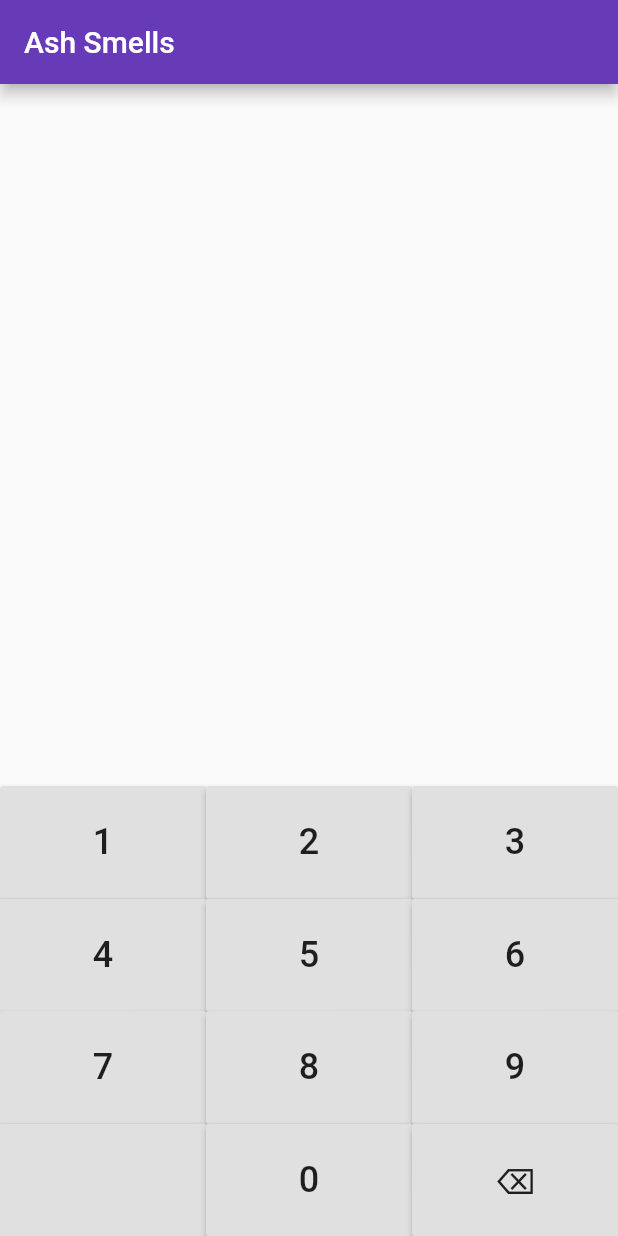
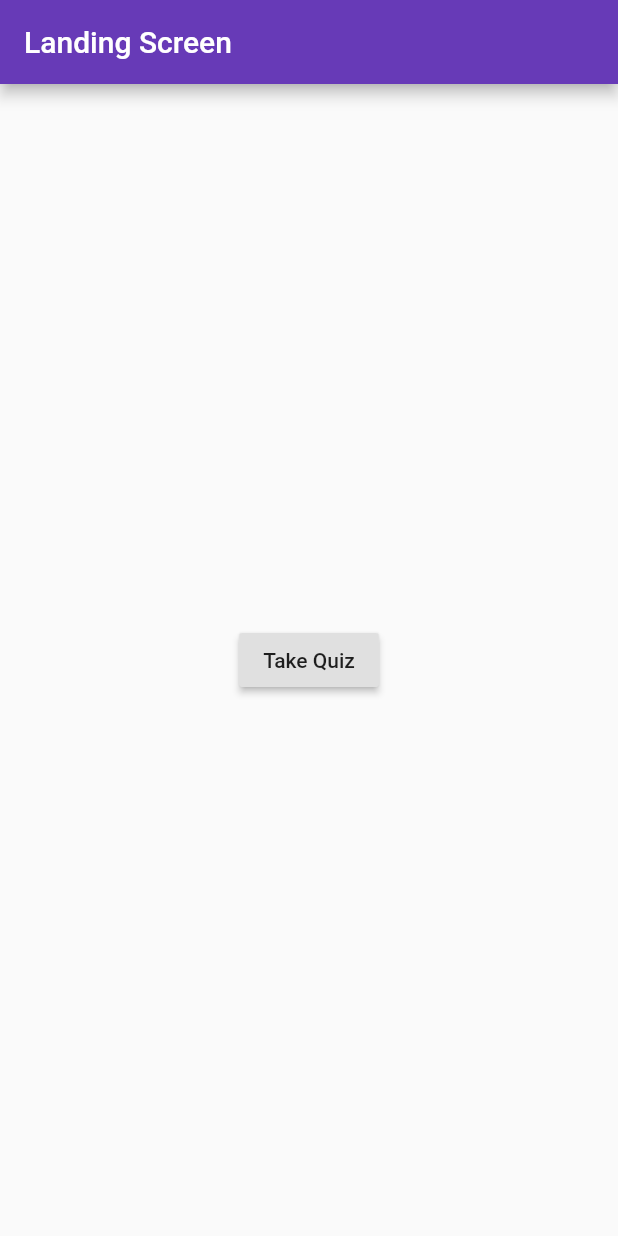
Before and after one commit to dbland87/math_summit, a Flutter app: the screen it shows after launch, on a phone screen of 412 x 824 dp. Run offline on Flutter 3.47's test engine with Material 2 defaults, Android fonts, the phone set to English and light mode, and no system bars.

Commit message:
Added navigation

```diff
--- a/lib/bloc/QuizBloc.dart
+++ b/lib/bloc/QuizBloc.dart
@@ -1,5 +1,6 @@
 import 'dart:async';
 
+import 'package:math_ninja/constants/OperatorEnum.dart';
 import 'package:math_ninja/data/Quiz.dart';
 import 'package:math_ninja/data/QuizRepository.dart';
 
@@ -17,7 +18,7 @@ class QuizBloc {
     _quizRepository.getQuiz().then((quiz) {
       _quizStreamController.sink.add(QuizState._quizData(
         Quiz(
-          operator: "plus",
+          operator: OperatorEnum.MULTIPLY,
           operand: 5
         )
       ));
--- /dev/null
+++ b/lib/constants/OperatorEnum.dart
@@ -0,0 +1,7 @@
+
+enum OperatorEnum {
+  MULTIPLY,
+  DIVIDE,
+  ADD,
+  SUBTRACT
+}
--- a/lib/data/Quiz.dart
+++ b/lib/data/Quiz.dart
@@ -1,8 +1,9 @@
 import 'package:flutter/material.dart';
+import 'package:math_ninja/constants/OperatorEnum.dart';
 
 class Quiz {
   Quiz({@required this.operand, @required this.operator});
 
   final int operand;
-  final String operator;
+  final OperatorEnum operator;
 }
--- a/lib/data/QuizRepository.dart
+++ b/lib/data/QuizRepository.dart
@@ -1,8 +1,10 @@
+import 'package:math_ninja/constants/OperatorEnum.dart';
+
 import 'Quiz.dart';
 
 class QuizRepository {
   Future<Quiz> getQuiz() async {
-    await Future.delayed(Duration(seconds: 2));
-    return Quiz(operand: 5, operator: "multiply");
+    await Future.delayed(Duration(seconds: 1));
+    return Quiz(operand: 5, operator: OperatorEnum.MULTIPLY);
   }
 }
--- a/lib/main.dart
+++ b/lib/main.dart
@@ -1,9 +1,15 @@
 import 'package:flutter/material.dart';
-import 'package:math_ninja/ui/keypad/KeypadWidget.dart';
+import 'package:math_ninja/data/QuizRepository.dart';
+import 'package:math_ninja/ui/screens/QuizScreen.dart';
+
+import 'ui/screens/LandingScreen.dart';
 
 void main() => runApp(MyApp());
 
 class MyApp extends StatelessWidget {
+
+  final QuizRepository _quizRepository = QuizRepository();
+
   @override
   Widget build(BuildContext context) {
     return MaterialApp(
@@ -11,40 +17,11 @@ class MyApp extends StatelessWidget {
       theme: ThemeData(
         primarySwatch: Colors.deepPurple,
       ),
-      home: MyHomePage(title: 'Ash Smells'),
+      initialRoute: '/',
+      routes: {
+        '/': (context) => LandingScreen(),
+        '/quiz': (context) => QuizScreen(_quizRepository),
+      },
     );
   }
 }
-
-class MyHomePage extends StatefulWidget {
-  MyHomePage({Key key, this.title}) : super(key: key);
-
-  final String title;
-
-  @override
-  _MyHomePageState createState() => _MyHomePageState();
-}
-
-class _MyHomePageState extends State<MyHomePage> {
-  int _counter = 0;
-
-  void _incrementCounter() {
-    setState(() {
-      _counter++;
-    });
-  }
-
-  @override
-  Widget build(BuildContext context) {
-    return Scaffold(
-      appBar: AppBar(
-        title: Text(widget.title),
-      ),
-      body: Column(
-        mainAxisSize: MainAxisSize.max,
-        mainAxisAlignment: MainAxisAlignment.end,
-        children: <Widget>[KeypadWidget()],
-      ),
-    );
-  }
-}
--- /dev/null
+++ b/lib/ui/screens/LandingScreen.dart
@@ -0,0 +1,28 @@
+import 'package:flutter/material.dart';
+
+class LandingScreen extends StatelessWidget {
+  @override
+  Widget build(BuildContext context) {
+    return Scaffold(
+      appBar: AppBar(
+        title: Text("Landing Screen"),
+      ),
+      body: Column(
+        mainAxisSize: MainAxisSize.max,
+        mainAxisAlignment: MainAxisAlignment.center,
+        children: <Widget>[
+          Container(
+            child: Center(
+              child: RaisedButton(
+                onPressed: () {
+                  Navigator.pushNamed(context, '/quiz');
+                },
+                child: Text("Take Quiz"),
+              ),
+            ),
+          ),
+        ],
+      ),
+    );
+  }
+}
--- a/lib/ui/screens/QuizScreen.dart
+++ b/lib/ui/screens/QuizScreen.dart
@@ -19,6 +19,7 @@ class _QuizScreenState extends State<QuizScreen> {
   @override
   void initState() {
     _quizBloc = QuizBloc(widget._repository);
+    _quizBloc.loadQuizData();
     super.initState();
   }
 
@@ -26,7 +27,7 @@ class _QuizScreenState extends State<QuizScreen> {
   Widget build(BuildContext context) {
     return Scaffold(
       appBar: AppBar(
-        title: const Text('Quiz Page'),
+        title: const Text('Quiz Screen'),
       ),
       body: SafeArea(
         child: StreamBuilder<QuizState>(
@@ -35,7 +36,7 @@ class _QuizScreenState extends State<QuizScreen> {
           builder: (context, snapshot) {
              if (snapshot.data is QuizLoadingState) {
               return _buildLoading();
-            } else if (snapshot.data is QuizLoadingState) {
+            } else if (snapshot.data is QuizDataState) {
               QuizDataState state = snapshot.data;
               return _buildContent(state.quiz);
             } else {
@@ -61,7 +62,13 @@ class _QuizScreenState extends State<QuizScreen> {
 
   Widget _buildContent(Quiz quiz) {
     return Center(
-      child: Text('Operand: ${quiz.operand} Operator: ${quiz.operator}'),
+      child: Column(
+        children: <Widget>[
+          Text('Operand: ${quiz.operand}'),
+          Text('Operator: ${quiz.operator}'),
+        ],
+      )
+
     );
   }
 
```
